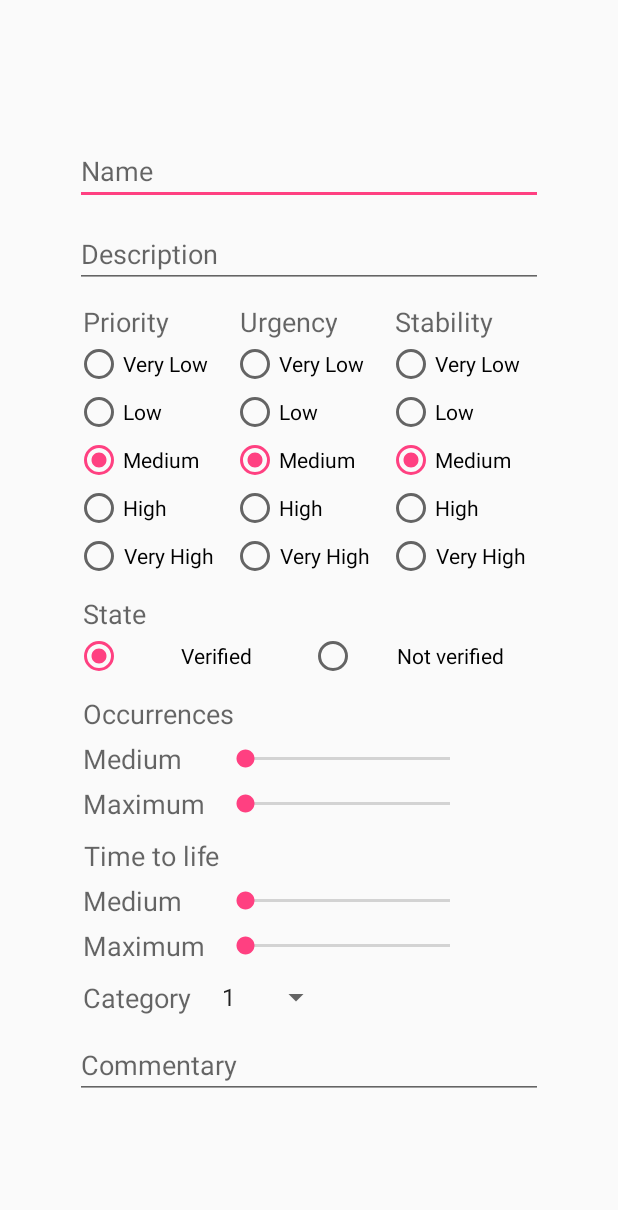
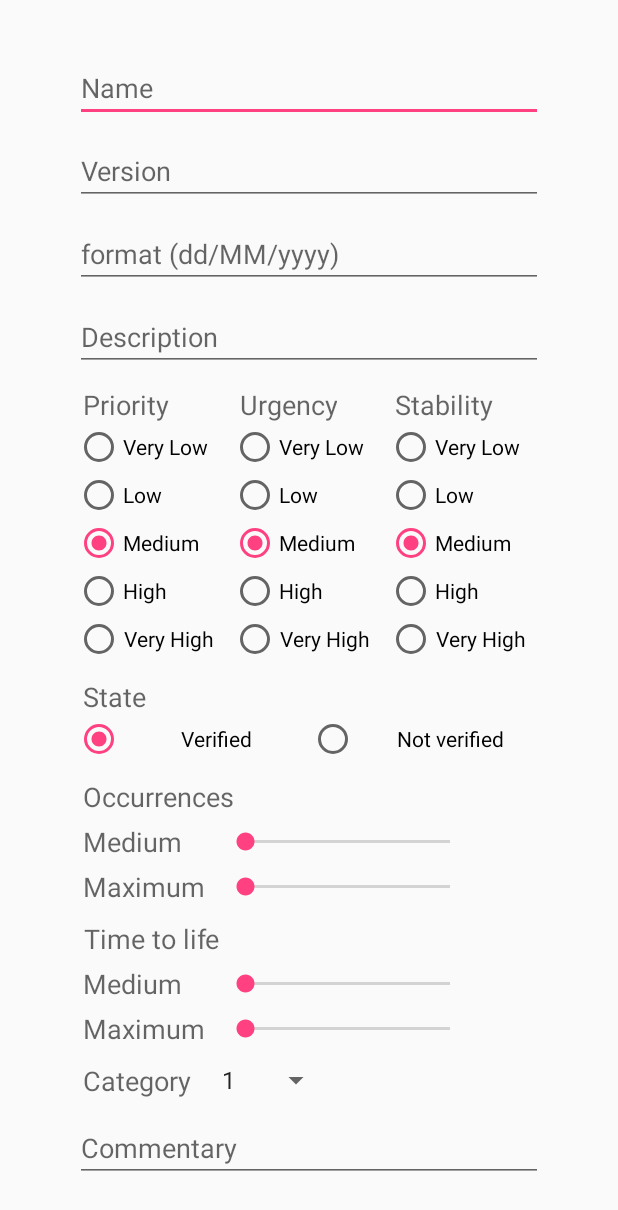
Before and after one commit to ArturoBalleros/ReadyReqAnd, an Android app: the layout fragment_req_info.xml on its own in the app's theme, with its tools: preview values and no code run, on a phone screen of 412 x 824 dp. Shown: the top 1210 px of the screen. Run offline under Robolectric (Android 15) with nearby library versions, the phone set to English and light mode, and no system bars; network calls fail.

Commit message:
version y fecha en requisitos de información

```diff
--- a/app/src/main/java/com/karveg/readyreq/Models/ReqInfo.java
+++ b/app/src/main/java/com/karveg/readyreq/Models/ReqInfo.java
@@ -124,6 +124,8 @@ public class ReqInfo extends ObjEstandar implements Serializable {
                     ReqInfo r = new ReqInfo();
                     r.setId(jsonObject.optInt("Id"));
                     r.setName(jsonObject.optString("Nombre"));
+                    r.setVersion(jsonObject.optDouble("Version"));
+                    r.setFech(Utils.StringToDate(jsonObject.optString("Fecha"), true));
                     r.setDescription(jsonObject.optString("Descripcion"));
                     r.setTimeMed(jsonObject.optInt("TiemMed"));
                     r.setTimeMax(jsonObject.optInt("TiemMax"));
--- a/app/src/main/res/layout/fragment_req_info.xml
+++ b/app/src/main/res/layout/fragment_req_info.xml
@@ -33,6 +33,29 @@
                     android:layout_marginTop="20dp"
                     android:hint="@string/text_name"
                     android:textSize="18dp" />
+
+                <EditText
+                    android:id="@+id/editTextVer"
+                    android:layout_width="match_parent"
+                    android:layout_height="wrap_content"
+                    android:layout_gravity="center_horizontal"
+                    android:layout_marginHorizontal="50dp"
+                    android:layout_marginTop="10dp"
+                    android:hint="@string/text_version"
+                    android:inputType="numberDecimal"
+                    android:textSize="18dp" />
+
+                <EditText
+                    android:id="@+id/editTextDate"
+                    android:layout_width="match_parent"
+                    android:layout_height="wrap_content"
+                    android:layout_marginHorizontal="50dp"
+                    android:layout_marginTop="10dp"
+                    android:clickable="true"
+                    android:focusable="false"
+                    android:hint="@string/formato_fecha"
+                    android:inputType="date"
+                    android:maxLines="1" />
 
                 <EditText
                     android:id="@+id/editTextDesc"
```
Also changed, not shown: app/src/main/java/com/karveg/readyreq/Activities/ReqInfoActivity.java (+28 -24 lines), app/src/main/java/com/karveg/readyreq/Fragments/ReqInfoFragment.java (+29 -0 lines).
